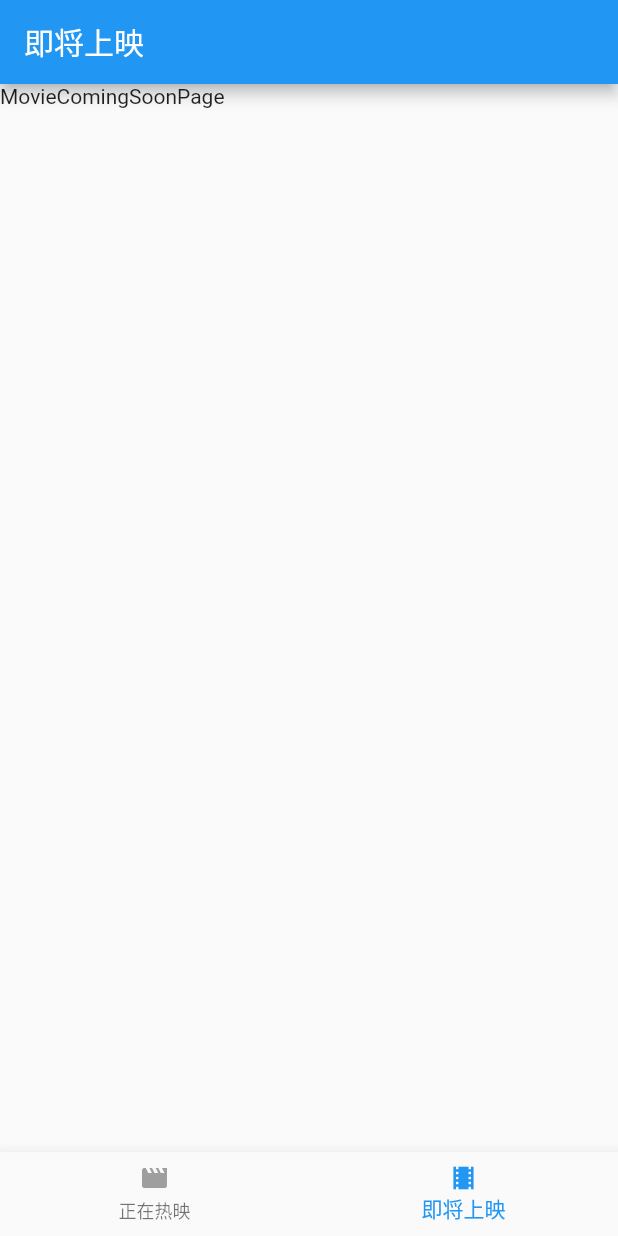
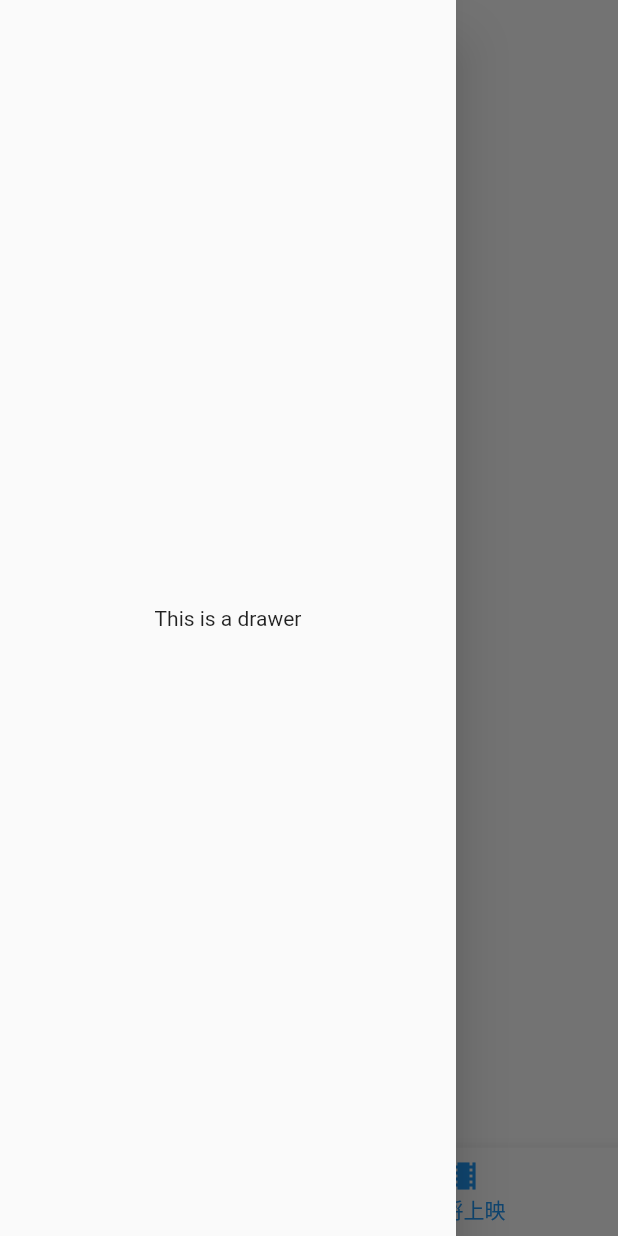
Before and after one commit to FlyingMiaow/douban_movie, a Flutter app: the screen it shows after launch, item 2 of the bottom bar chosen, with the side drawer open (before the commit the screen has no drawer), on a phone screen of 412 x 824 dp. Run offline on Flutter 3.47's test engine with Material 2 defaults, Android fonts, the phone set to English and light mode, and no system bars; our stand-ins replace transparent_image; network calls fail.

Commit message:
细节优化

```diff
--- a/lib/pages/MainPage.dart
+++ b/lib/pages/MainPage.dart
@@ -38,9 +38,6 @@ class _MainPageState extends State<MainPage> {
   @override
   Widget build(BuildContext context) {
     return Scaffold(
-      appBar: new AppBar(
-        title: new Text(_bottomBarTitles[_tableIndex]),
-      ),
       body: _bodies[_tableIndex],
       bottomNavigationBar: new BottomNavigationBar(
         items: [
@@ -53,7 +50,9 @@ class _MainPageState extends State<MainPage> {
             _tableIndex = index;
           });
         },
-        iconSize: 20.0,
+      ),
+      drawer: new Drawer(
+        child: new Center(child: new Text('This is a drawer')),
       ),
     );
   }
--- a/lib/pages/MovieListPage.dart
+++ b/lib/pages/MovieListPage.dart
@@ -107,6 +107,9 @@ class _MovieListPageState extends State<MovieListPage> {
     }
     return new Scaffold(
       key: _scaffoldKey,
+      appBar: new AppBar(
+        title: new Text('正在热映'),
+      ),
       body: RefreshIndicator(child: content, onRefresh: _refreshMovieList),
     );
   }
```
